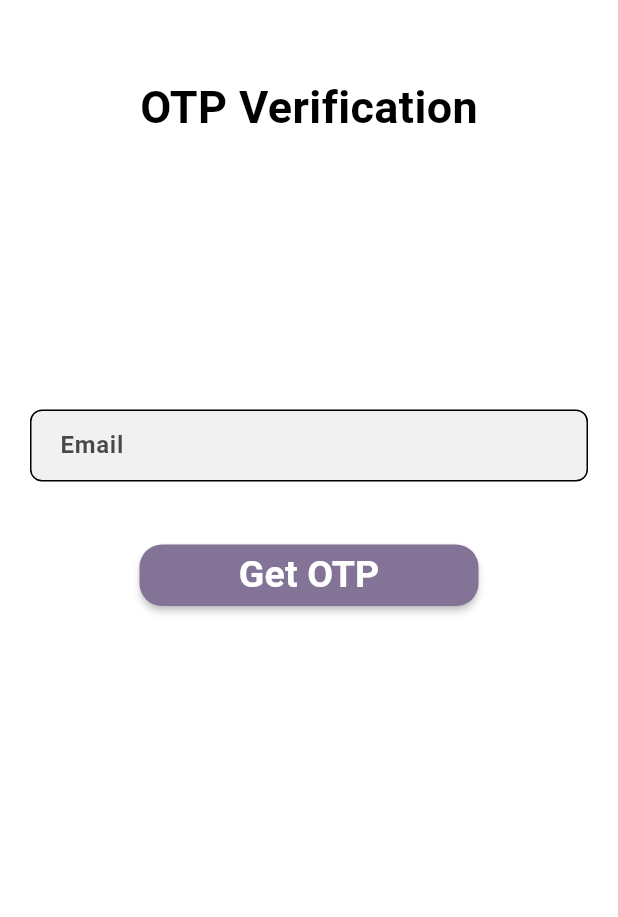
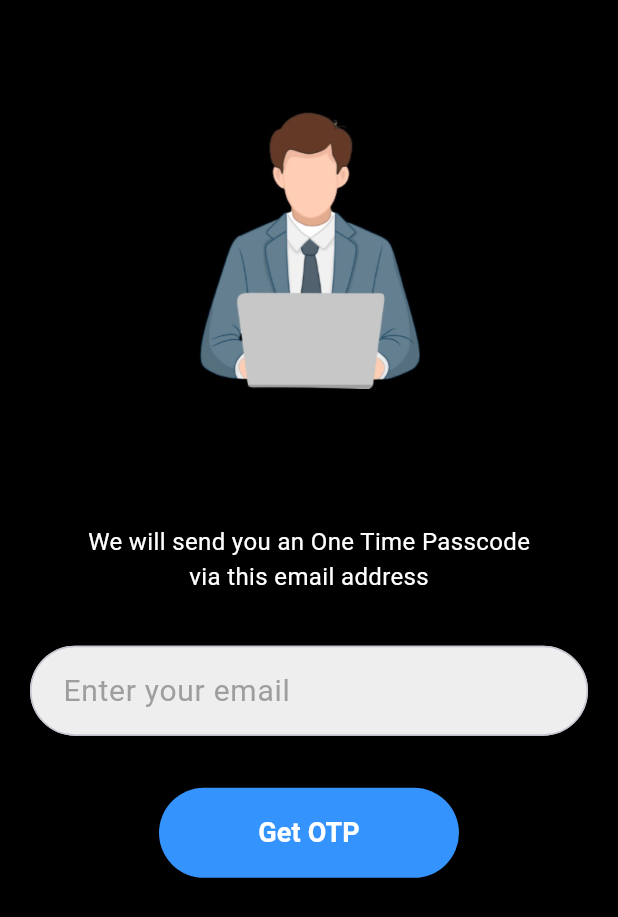
Before and after one commit to Vidushi1307/my-gate-app-flutter, a Flutter app: the ForgotPassword screen opened directly, on a phone screen of 412 x 824 dp. Shown: the top 917 px of the screen. Run offline on Flutter 3.47's test engine with Material 3 defaults, Android fonts, the phone set to English and light mode, and no system bars; our stand-ins replace animated_theme_switcher, cloud_firestore, dropdown_search, file_picker, firebase_auth, fl_chart and 10 more; missing offline and left inert: cloud_firestore_web, firebase_auth_web, firebase_core_web, image_picker_for_web, mobile_scanner, shared_preferences_web; accounts and stored records are empty; Roboto replaces fonts that are missing (Kodchasan).

Commit message:
Modified Forgot Password

```diff
--- a/lib/auth/forgot_password.dart
+++ b/lib/auth/forgot_password.dart
@@ -9,6 +9,7 @@ import 'package:my_gate_app/database/database_interface.dart';
 import 'package:flutter_otp_text_field/flutter_otp_text_field.dart';
 import 'package:flutter/services.dart';
 import 'package:my_gate_app/auth/otp_service.dart';
+import 'package:my_gate_app/image_paths.dart';
 
 class ForgotPassword extends StatefulWidget {
   const ForgotPassword({super.key});
@@ -18,7 +19,6 @@ class ForgotPassword extends StatefulWidget {
 }
 
 class _ForgotPasswordState extends State<ForgotPassword> {
-  // TODO get both these fields from frontend
   final OTPService _otpService = OTPService(databaseInterface());
   final email_form_key = GlobalKey<FormState>();
   String email = "mygateapp2022@gmail.com";
@@ -29,8 +29,6 @@ class _ForgotPasswordState extends State<ForgotPassword> {
   Color snackbar_message_color = Colors.white;
 
   Future<void> forgot_password(int op) async {
-//    String message =
-//        await databaseInterface.forgot_password(email, op, entered_otp);
     String message;
     if (op == 1) {
       message = await _otpService.sendOTP(email);
@@ -39,7 +37,8 @@ class _ForgotPasswordState extends State<ForgotPassword> {
       }
     } else {
       message = await _otpService.verifyOTP(email, entered_otp);
-    }    if (message == 'User email not found in database') {
+    }
+    if (message == 'User email not found in database') {
       setState(() {
         this.snackbar_message = message;
         this.snackbar_message_color = Colors.red;
@@ -88,104 +87,127 @@ class _ForgotPasswordState extends State<ForgotPassword> {
 
   @override
   Widget build(BuildContext context) {
+    final screenHeight = MediaQuery.of(context).size.height;
+
     return Scaffold(
-      body: Container(
-        height: MediaQuery.of(context).size.height,
+      body: SingleChildScrollView(
+        child: Container(
+          height: screenHeight,
           width: MediaQuery.of(context).size.width,
-        color: Colors.white,
+          color: Colors.black,
           child: Column(
             children: [
-            SizedBox(
-              height: 50,
+              SizedBox(height: screenHeight * 0.09),
+
+              Image.asset(
+                logo,
+                height: 185,
+                width: 185,
+              ),
+
+              SizedBox(height: screenHeight * 0.08),
+
+              if (this.otp_op == 1)
+                Column(
+                  children: [
+                    SizedBox(height: screenHeight * 0.03),
+                    Text(
+                      'We will send you an One Time Passcode',
+                      style: TextStyle(
+                        fontSize: 16,
+                        color: Colors.white,
+                      ),
                     ),
                     Text(
-              "OTP Verification",
-              style: GoogleFonts.kodchasan(
-                  fontWeight: FontWeight.bold,
-                  color: Colors.black,
-                  fontSize: 30),
+                      'via this email address',
+                      style: TextStyle(
+                        fontSize: 16,
+                        color: Colors.white,
                       ),
-            SizedBox(
-              height: 150,
                     ),
+                    SizedBox(height: screenHeight * 0.03),
+                  ],
+                ),
+
               if (this.otp_op == 1)
                 Form(
                   key: this.email_form_key,
                   child: Column(
-                  mainAxisAlignment: MainAxisAlignment.center,
                     children: [
-                    SizedBox(height: 10),
                       Container(
-                      margin:
-                          EdgeInsets.symmetric(horizontal: 20, vertical: 20),
+                        margin: EdgeInsets.symmetric(horizontal: 20, vertical: 10),
                         child: TextFormField(
+                          cursorColor: Color.fromARGB(255, 53, 147, 254),
                           keyboardType: TextInputType.emailAddress,
                           key: const ValueKey('email'),
-                        // how does this work?
                           validator: (value) {
                             if (value!.isEmpty || !value.contains('@')) {
                               return 'Invalid Email';
                             }
                             return null;
                           },
-
                           onSaved: (value) {
                             this.email = value!;
                           },
                           style: TextStyle(
                               color: Colors.black,
-                            fontWeight: FontWeight.bold), //mark1 end
+                              fontWeight: FontWeight.bold),
                           decoration: InputDecoration(
                             border: OutlineInputBorder(
-                            borderRadius: BorderRadius.circular(8.0),
+                              borderRadius: BorderRadius.circular(30.0),
                               borderSide: const BorderSide(),
                             ),
-                          enabledBorder: OutlineInputBorder(
-                            borderRadius: BorderRadius.circular(8.0),
-                            borderSide: const BorderSide(
-                                color:
-                                    Colors.black), // Change border color here
+                            focusedBorder: OutlineInputBorder(
+                              borderRadius: BorderRadius.circular(30.0),
+                              borderSide: const BorderSide(color: Colors.grey),
                             ),
-                          focusedBorder: OutlineInputBorder(
-                            borderRadius: BorderRadius.circular(8.0),
-                            borderSide: const BorderSide(
-                                color:
-                                    Colors.black), // Change border color here
+                            labelText: "Enter your email",
+                            labelStyle: TextStyle(color: Colors.grey, fontSize: 20),
+                            filled: true,
+                            fillColor: Colors.grey[200],
+                            hintStyle: TextStyle(color: Colors.grey[800]),
+                            suffixStyle: TextStyle(color: Colors.grey[800]),
+                            contentPadding: EdgeInsets.symmetric(vertical: 18.0, horizontal: 18.0),
+
+                            // 🔥 HOT RED for error message
+                            errorStyle: TextStyle(
+                              color: Colors.redAccent,
+                              fontWeight: FontWeight.bold,
                             ),
-                          labelText: "Email",
-                          labelStyle: TextStyle(
-                            fontWeight: FontWeight.bold,
-                            color: Colors.black.withOpacity(0.7),
+
+                            errorBorder: OutlineInputBorder(
+                              borderRadius: BorderRadius.circular(30.0),
+                              borderSide: BorderSide(
+                                color: Colors.redAccent,
+                                width: 1.5, // <-- thicker border
                               ),
-                          filled: true,
-                          fillColor: Color.fromARGB(255, 241, 241, 241),
-                          hintStyle: TextStyle(
-                            color: Colors.grey[800],
                             ),
-                          suffixStyle: TextStyle(
-                            color: Colors.grey[800],
+
+                            focusedErrorBorder: OutlineInputBorder(
+                              borderRadius: BorderRadius.circular(30.0),
+                              borderSide: BorderSide(
+                                color: Colors.redAccent,
+                                width: 1.5, // <-- thicker border even when focused
                               ),
-                          contentPadding: EdgeInsets.symmetric(
-                              vertical: 12.0, horizontal: 16.0),
+                            ),
+                            floatingLabelBehavior: FloatingLabelBehavior.never, // This removes the label when focused
                           ),
                         ),
                       ),
-                    SizedBox(height: 10),
-                    // Other widgets...
                     ],
                   ),
                 ),
+
               if (this.otp_op == 1)
-              SizedBox(
-                width: 250.0,
-                child: Container(
-                  padding: EdgeInsets.all(12),
-                  height: 65,
+                Container(
+                  width: 200,
+                  margin: EdgeInsets.symmetric(horizontal: 20, vertical: screenHeight * 0.03),
                   child: MaterialButton(
+                    height: 60,
                     shape: RoundedRectangleBorder(
-                      borderRadius: BorderRadius.circular(15),
+                      borderRadius: BorderRadius.circular(30),
                     ),
-                    color: Color(0xFF827397),
+                    color: Color.fromARGB(255, 53, 147, 254),
                     onPressed: () async {
                       final email_validity =
                           this.email_form_key.currentState?.validate();
@@ -202,27 +224,30 @@ class _ForgotPasswordState extends State<ForgotPassword> {
                     child: Text(
                       'Get OTP',
                       style: GoogleFonts.kodchasan(
-                        fontSize: 25,
+                        fontSize: 18,
                         fontWeight: FontWeight.bold,
+                        color: Colors.white,
                       ),
                     ),
                   ),
                 ),
-              ),
+
               if (this.otp_op == 2)
+                Column(
+                  children: [
+                    SizedBox(height: screenHeight * 0.12),
                     Container(
-                margin: EdgeInsets.symmetric(horizontal: 20, vertical: 20),
+                      margin: EdgeInsets.symmetric(horizontal: 20, vertical: screenHeight * 0.03),
                       child: OtpTextField(
                         numberOfFields: 6,
-                  fieldWidth: (MediaQuery.of(context).size.width) / 10,
-                  inputFormatters: <TextInputFormatter>[
-                    FilteringTextInputFormatter.digitsOnly
-                  ],
-                  focusedBorderColor: Colors.black,
+                        fieldWidth: (MediaQuery.of(context).size.width) / 8.5,
+                        cursorColor: Color.fromARGB(255, 53, 147, 254),
+                        inputFormatters: <TextInputFormatter>[FilteringTextInputFormatter.digitsOnly],
+                        focusedBorderColor: Colors.white, // Prevent the border color change
                         borderRadius: BorderRadius.circular(5),
                         showFieldAsBox: true,
                         textStyle: TextStyle(
-                    color: Colors.black,
+                          color: Colors.white,
                           fontWeight: FontWeight.bold,
                           fontSize: 20,
                         ),
@@ -234,30 +259,34 @@ class _ForgotPasswordState extends State<ForgotPassword> {
                         },
                       ),
                     ),
+                  ],
+                ),
+
               if (this.otp_op == 2)
                 SizedBox(
-                width: 250.0,
+                  width: 200.0,
                   child: Container(
                     padding: EdgeInsets.all(12),
                     height: 65,
                     child: MaterialButton(
                       shape: RoundedRectangleBorder(
-                      borderRadius: BorderRadius.circular(15),
+                        borderRadius: BorderRadius.circular(30),
                       ),
-                    color: Color(0xFF827397),
+                      color: Color.fromARGB(255, 53, 147, 254),
                       onPressed: () async {
                         await forgot_password(2);
                       },
                       child: Text(
                         'Verify OTP',
                         style: GoogleFonts.kodchasan(
-                        fontSize: 25,
+                          fontSize: 18,
                           fontWeight: FontWeight.bold,
                         ),
                       ),
                     ),
                   ),
                 ),
+
               if (this.otp_op == 2)
                 TextButton(
                   onPressed: () async {
@@ -267,12 +296,24 @@ class _ForgotPasswordState extends State<ForgotPassword> {
                       });
                     }
                   },
-                child: const Text("Resend OTP"),
+                  child: Text(
+                    'Resend OTP',
+                    style: GoogleFonts.mulish(
+                      fontSize: 16,
+                      color: Color.fromARGB(255, 53, 147, 254),
+                      fontWeight: FontWeight.w800
                     ),
+                  ),
+                ),
+
               if (this.otp_op == 2) OtpTimer(),
+
               Text(this.snackbar_message,
-                style: TextStyle(color: this.snackbar_message_color))
+                  style: TextStyle(color: this.snackbar_message_color)),
+
+              SizedBox(height: screenHeight * 0.05),
             ],
+          ),
         ),
       ),
     );
--- a/lib/auth/otp_timer.dart
+++ b/lib/auth/otp_timer.dart
@@ -44,14 +44,14 @@ class _OtpTimerState extends State<OtpTimer> {
       children: <Widget>[
         const Icon(
           Icons.timer,
-          color: Colors.blue,
+          color: Color.fromARGB(255, 53, 147, 254),
         ),
         const SizedBox(
           width: 5,
         ),
         Text(
           timerText,
-          style: const TextStyle(fontWeight: FontWeight.bold, color: Colors.black),
+          style: const TextStyle(fontWeight: FontWeight.bold, color: Colors.white),
         )
       ],
     );
--- a/lib/image_paths.dart
+++ b/lib/image_paths.dart
@@ -21,3 +21,4 @@ const String conference_room = 'assets/images/conf-rooms.webp';
 const String statistics = "assets/images/Statistics.webp";
 const String visitor = 'assets/images/visitor.webp';
 const String splash = 'assets/images/new_splash_logo.webp';
+const String logo = 'assets/images/logo.jpg';
```
Also changed, not shown: lib/auth/reset_password.dart (+78 -36 lines), assets/images/logo.jpg (added), 12 other files. Lines whose indentation alone changed are shown as unchanged.
